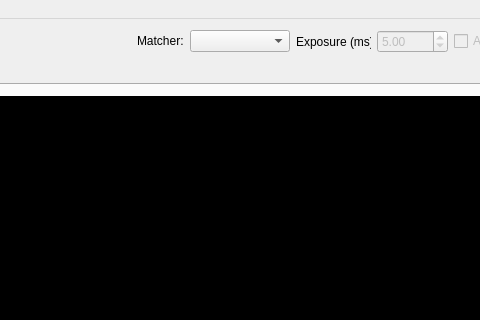
Old version of the form src/mainwindow.ui in the repository i3drobotics/stereo-vision-toolkit; both pictures show x 708 to 1188 and y 0 to 320 of the 1280 by 800 pixel window.
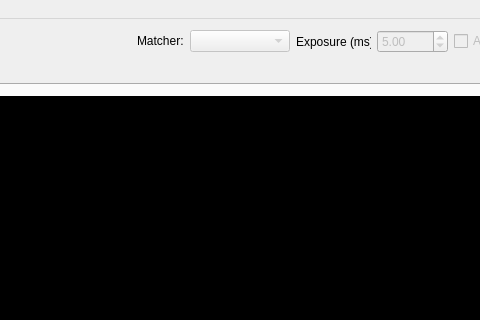
New version of the form.

Commit message: Matcher selection disabled if no camera present

```diff
--- a/src/mainwindow.ui
+++ b/src/mainwindow.ui
@@ -232,7 +232,7 @@
         <item row="0" column="1">
          <widget class="QComboBox" name="matcherSelectBox">
           <property name="enabled">
-           <bool>true</bool>
+           <bool>false</bool>
           </property>
           <property name="minimumSize">
            <size>
```
